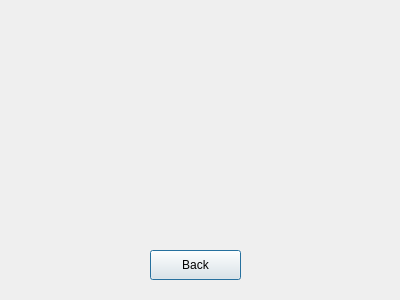
First picture: the form in InfotainmentSystem/about.ui, repository cstoner/code2college-embedded-systems-2025, before the edit.
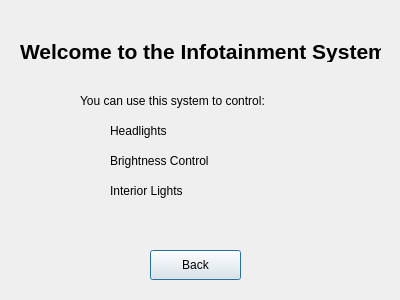
Second picture: the form after the edit.

The edit to the form file:
```diff
--- a/InfotainmentSystem/about.ui
+++ b/InfotainmentSystem/about.ui
@@ -26,6 +26,77 @@
     <string>Back</string>
    </property>
   </widget>
+  <widget class="QLabel" name="label">
+   <property name="geometry">
+    <rect>
+     <x>20</x>
+     <y>40</y>
+     <width>361</width>
+     <height>22</height>
+    </rect>
+   </property>
+   <property name="font">
+    <font>
+     <pointsize>16</pointsize>
+     <bold>true</bold>
+    </font>
+   </property>
+   <property name="text">
+    <string>Welcome to the Infotainment System</string>
+   </property>
+  </widget>
+  <widget class="QLabel" name="label_2">
+   <property name="geometry">
+    <rect>
+     <x>80</x>
+     <y>90</y>
+     <width>251</width>
+     <height>22</height>
+    </rect>
+   </property>
+   <property name="text">
+    <string>You can use this system to control:</string>
+   </property>
+  </widget>
+  <widget class="QLabel" name="label_3">
+   <property name="geometry">
+    <rect>
+     <x>110</x>
+     <y>120</y>
+     <width>91</width>
+     <height>22</height>
+    </rect>
+   </property>
+   <property name="text">
+    <string>Headlights</string>
+   </property>
+  </widget>
+  <widget class="QLabel" name="label_4">
+   <property name="geometry">
+    <rect>
+     <x>110</x>
+     <y>150</y>
+     <width>141</width>
+     <height>22</height>
+    </rect>
+   </property>
+   <property name="text">
+    <string>Brightness Control</string>
+   </property>
+  </widget>
+  <widget class="QLabel" name="label_5">
+   <property name="geometry">
+    <rect>
+     <x>110</x>
+     <y>180</y>
+     <width>101</width>
+     <height>22</height>
+    </rect>
+   </property>
+   <property name="text">
+    <string>Interior Lights</string>
+   </property>
+  </widget>
  </widget>
  <resources/>
  <connections/>
```
